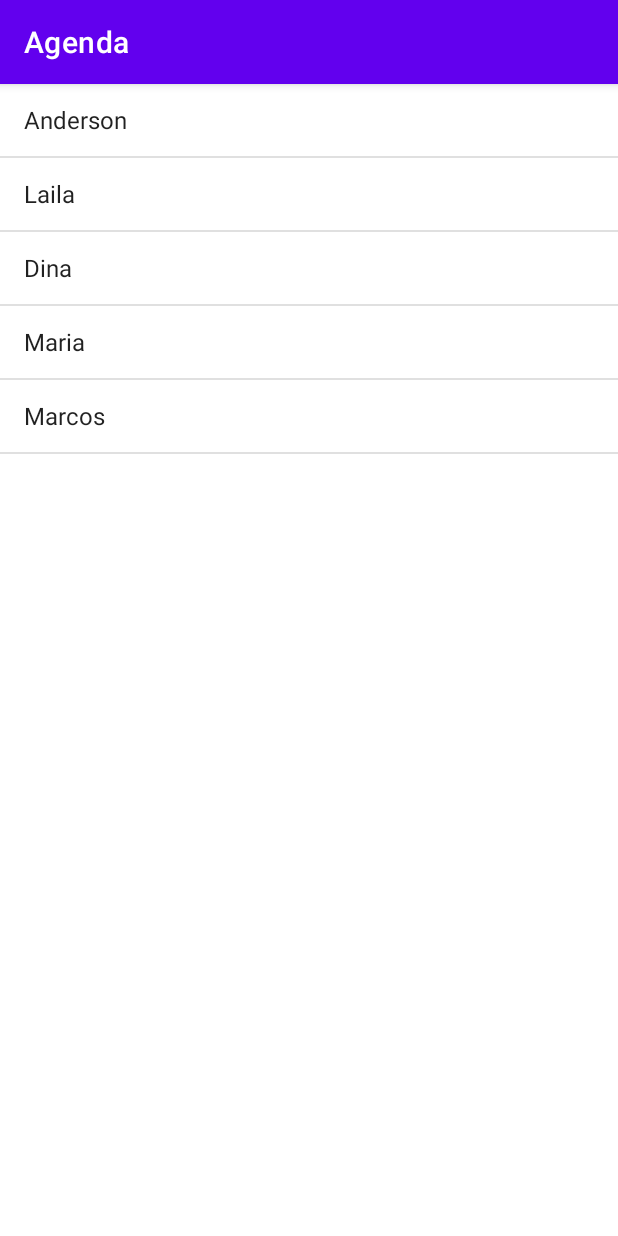
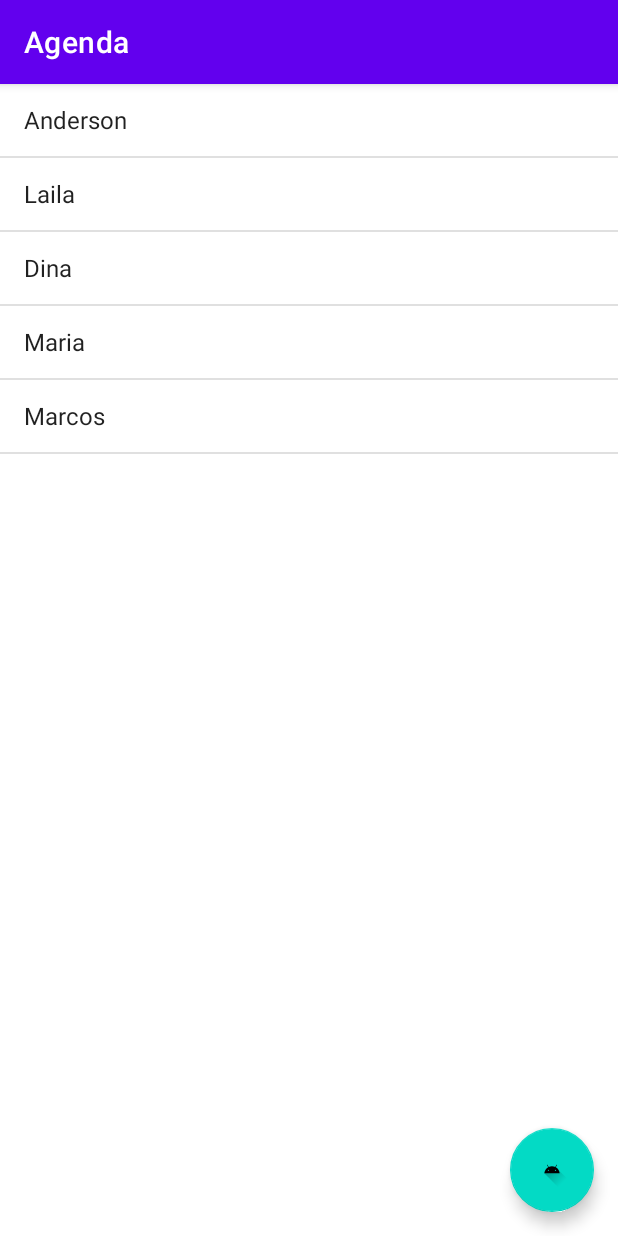
Before and after one commit to A-Pass-Studies/alura.android-training.project01-student-contacts, an Android app: the screen it shows after launch (MainActivity), on a phone screen of 412 x 824 dp. Run offline under Robolectric (Android 15) with nearby library versions, the phone set to English and light mode, and no system bars.

Commit message:
Adiciona RelativeLayout e FloatingActionButton.

```diff
--- a/app/src/main/res/layout/activity_main.xml
+++ b/app/src/main/res/layout/activity_main.xml
@@ -1,10 +1,23 @@
 <?xml version="1.0" encoding="utf-8"?>
-<LinearLayout xmlns:android="http://schemas.android.com/apk/res/android"
+<RelativeLayout xmlns:android="http://schemas.android.com/apk/res/android"
+    xmlns:app="http://schemas.android.com/apk/res-auto"
     android:layout_width="match_parent"
     android:layout_height="match_parent">
+
+    <com.google.android.material.floatingactionbutton.FloatingActionButton
+        android:id="@+id/activity_main_fab_adiciona_aluno"
+        android:layout_width="wrap_content"
+        android:layout_height="wrap_content"
+        android:layout_alignParentBottom="true"
+        android:layout_alignParentEnd="true"
+        android:layout_margin="16dp"
+        android:clickable="true"
+        android:focusable="true"
+        app:srcCompat="@drawable/ic_launcher_foreground"/>
 
     <ListView
         android:id="@+id/activity_main_lista_de_alunos"
         android:layout_width="match_parent"
-        android:layout_height="match_parent" />
-</LinearLayout>
+        android:layout_height="match_parent"/>
+
+</RelativeLayout>
```
